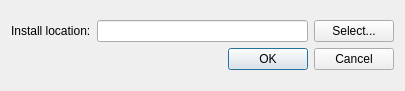
This is dialogselectinstalllocation.ui in kasymovga/qrexuizlauncher as Qt 5 draws it before an edit. The edited form follows.
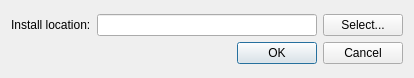
This is the edited form.

Commit message: window sizes and positions

Patch:
```diff
--- a/dialogselectinstalllocation.ui
+++ b/dialogselectinstalllocation.ui
@@ -6,10 +6,28 @@
    <rect>
     <x>0</x>
     <y>0</y>
-    <width>405</width>
-    <height>91</height>
+    <width>414</width>
+    <height>78</height>
    </rect>
   </property>
+  <property name="sizePolicy">
+   <sizepolicy hsizetype="Preferred" vsizetype="Minimum">
+    <horstretch>0</horstretch>
+    <verstretch>0</verstretch>
+   </sizepolicy>
+  </property>
+  <property name="minimumSize">
+   <size>
+    <width>0</width>
+    <height>78</height>
+   </size>
+  </property>
+  <property name="maximumSize">
+   <size>
+    <width>16777215</width>
+    <height>78</height>
+   </size>
+  </property>
   <property name="windowTitle">
    <string>Select install location...</string>
   </property>
@@ -30,6 +48,12 @@
        </item>
        <item>
         <widget class="QLineEdit" name="lineEdit">
+         <property name="minimumSize">
+          <size>
+           <width>200</width>
+           <height>0</height>
+          </size>
+         </property>
          <property name="readOnly">
           <bool>false</bool>
          </property>
```
The commit also changes 4 other files.
